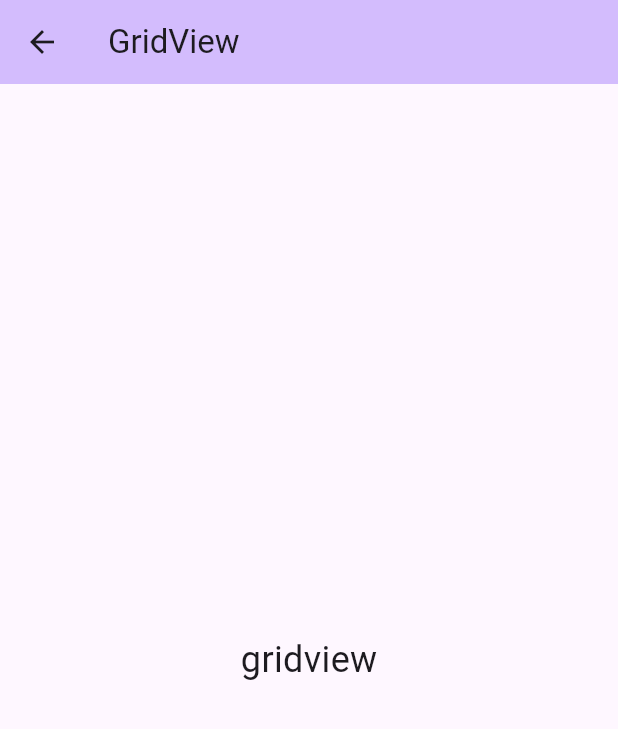
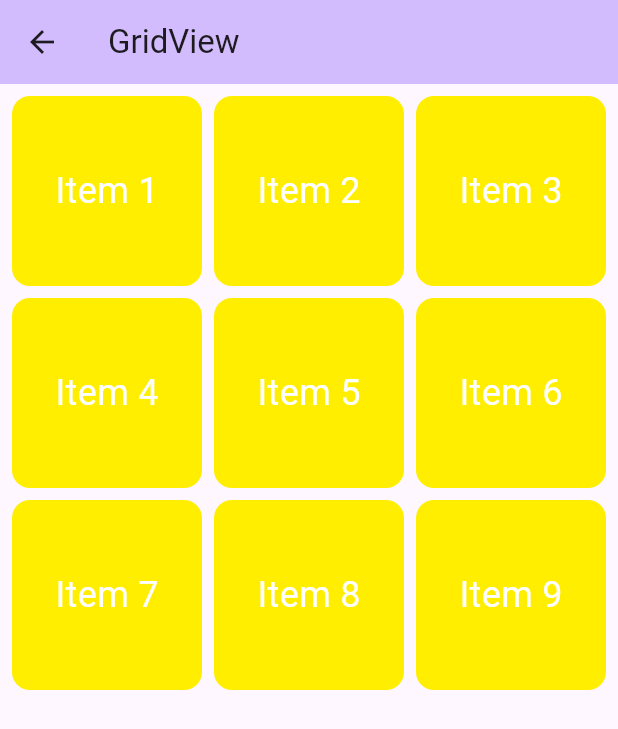
Before and after one commit to exh3ll/Flutter-For-College, a Flutter app: the GridViewScreen screen opened directly, on a phone screen of 412 x 824 dp. Shown: the top 729 px of the screen. Run offline on Flutter 3.47's test engine with Material 3 defaults, Android fonts, the phone set to English and light mode, and no system bars.

Commit message:
+grid view 3x3

```diff
--- a/lib/screens/gridview_screen.dart
+++ b/lib/screens/gridview_screen.dart
@@ -10,8 +10,25 @@ class GridViewScreen extends StatelessWidget {
         title: const Text('GridView'),
         backgroundColor: Theme.of(context).colorScheme.inversePrimary,
       ),
-      body: const Center(
-        child: Text('gridview', style: TextStyle(fontSize: 24)),
+      body: GridView.count(
+        padding: const EdgeInsets.all(8),
+        crossAxisSpacing: 8,
+        mainAxisSpacing: 8,
+        crossAxisCount: 3,
+        children: List.generate(9, (index) {
+          return Container(
+            decoration: BoxDecoration(
+              color: const Color.fromARGB(255, 255, 238, 0),
+              borderRadius: BorderRadius.circular(12),
+            ),
+            child: Center(
+              child: Text(
+                'Item ${index + 1}',
+                style: const TextStyle(fontSize: 24, color: Colors.white),
+              ),
+            ),
+          );
+        }),
       ),
     );
   }
```
